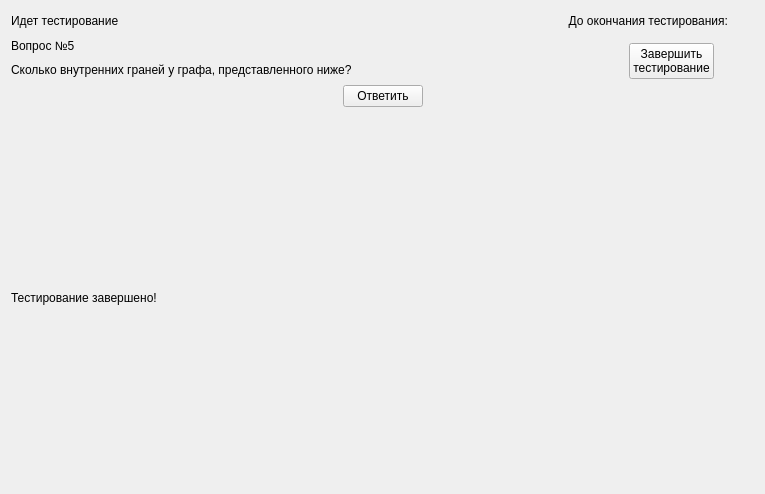
The window that client/gui/ui_test_page.ui (RozeQz/GraphEmbedding) describes before a commit, drawn with Qt 5.
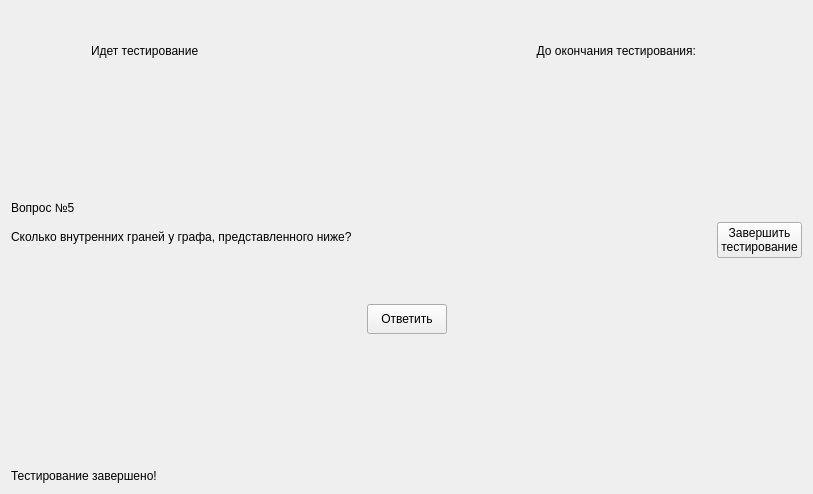
The same window after the commit. Icons and pictures are not drawn.

The edit to the form file:
```diff
--- a/client/gui/ui_test_page.ui
+++ b/client/gui/ui_test_page.ui
@@ -16,6 +16,25 @@
   <layout class="QVBoxLayout" name="verticalLayout">
    <item>
     <layout class="QHBoxLayout" name="hbox_top">
+     <property name="topMargin">
+      <number>30</number>
+     </property>
+     <item>
+      <spacer name="horizontalSpacer_5">
+       <property name="orientation">
+        <enum>Qt::Horizontal</enum>
+       </property>
+       <property name="sizeType">
+        <enum>QSizePolicy::Maximum</enum>
+       </property>
+       <property name="sizeHint" stdset="0">
+        <size>
+         <width>80</width>
+         <height>20</height>
+        </size>
+       </property>
+      </spacer>
+     </item>
      <item>
       <widget class="QLabel" name="lbl_status">
        <property name="text">
@@ -23,6 +42,22 @@
        </property>
       </widget>
      </item>
+     <item>
+      <spacer name="horizontalSpacer_7">
+       <property name="orientation">
+        <enum>Qt::Horizontal</enum>
+       </property>
+       <property name="sizeType">
+        <enum>QSizePolicy::Preferred</enum>
+       </property>
+       <property name="sizeHint" stdset="0">
+        <size>
+         <width>40</width>
+         <height>20</height>
+        </size>
+       </property>
+      </spacer>
+     </item>
      <item>
       <widget class="QLabel" name="lbl_time">
        <property name="text">
@@ -58,15 +93,85 @@
        </property>
       </widget>
      </item>
+     <item>
+      <spacer name="horizontalSpacer_6">
+       <property name="orientation">
+        <enum>Qt::Horizontal</enum>
+       </property>
+       <property name="sizeType">
+        <enum>QSizePolicy::Maximum</enum>
+       </property>
+       <property name="sizeHint" stdset="0">
+        <size>
+         <width>80</width>
+         <height>20</height>
+        </size>
+       </property>
+      </spacer>
+     </item>
     </layout>
    </item>
+   <item>
+    <spacer name="verticalSpacer_2">
+     <property name="orientation">
+      <enum>Qt::Vertical</enum>
+     </property>
+     <property name="sizeType">
+      <enum>QSizePolicy::Expanding</enum>
+     </property>
+     <property name="sizeHint" stdset="0">
+      <size>
+       <width>20</width>
+       <height>40</height>
+      </size>
+     </property>
+    </spacer>
+   </item>
    <item>
     <layout class="QHBoxLayout" name="hbox_main">
+     <property name="bottomMargin">
+      <number>0</number>
+     </property>
+     <item>
+      <spacer name="horizontalSpacer_8">
+       <property name="orientation">
+        <enum>Qt::Horizontal</enum>
+       </property>
+       <property name="sizeType">
+        <enum>QSizePolicy::Maximum</enum>
+       </property>
+       <property name="sizeHint" stdset="0">
+        <size>
+         <width>80</width>
+         <height>20</height>
+        </size>
+       </property>
+      </spacer>
+     </item>
      <item>
       <layout class="QVBoxLayout" name="vbox_task">
+       <property name="spacing">
+        <number>15</number>
+       </property>
        <property name="sizeConstraint">
-        <enum>QLayout::SetMinimumSize</enum>
+        <enum>QLayout::SetMaximumSize</enum>
        </property>
+       <item>
+        <spacer name="verticalSpacer_3">
+         <property name="orientation">
+          <enum>Qt::Vertical</enum>
+         </property>
+         <property name="sizeType">
+          <enum>QSizePolicy::Expanding</enum>
+         </property>
+         <property name="sizeHint" stdset="0">
+          <size>
+           <width>20</width>
+           <height>40</height>
+          </size>
+         </property>
+        </spacer>
+       </item>
        <item>
         <widget class="QLabel" name="lbl_num_question">
          <property name="sizePolicy">
@@ -75,31 +180,100 @@
            <verstretch>0</verstretch>
           </sizepolicy>
          </property>
+         <property name="maximumSize">
+          <size>
+           <width>1000</width>
+           <height>16777215</height>
+          </size>
+         </property>
          <property name="text">
           <string>Вопрос №5</string>
          </property>
+         <property name="margin">
+          <number>0</number>
+         </property>
         </widget>
        </item>
        <item>
         <widget class="QLabel" name="lbl_question">
          <property name="sizePolicy">
-          <sizepolicy hsizetype="Expanding" vsizetype="Preferred">
+          <sizepolicy hsizetype="Maximum" vsizetype="Preferred">
            <horstretch>0</horstretch>
            <verstretch>0</verstretch>
           </sizepolicy>
          </property>
+         <property name="minimumSize">
+          <size>
+           <width>700</width>
+           <height>0</height>
+          </size>
+         </property>
+         <property name="maximumSize">
+          <size>
+           <width>1000</width>
+           <height>16777215</height>
+          </size>
+         </property>
          <property name="text">
           <string>Сколько внутренних граней у графа, представленного ниже?</string>
          </property>
+         <property name="wordWrap">
+          <bool>true</bool>
+         </property>
         </widget>
        </item>
+       <item>
+        <spacer name="verticalSpacer">
+         <property name="orientation">
+          <enum>Qt::Vertical</enum>
+         </property>
+         <property name="sizeType">
+          <enum>QSizePolicy::Expanding</enum>
+         </property>
+         <property name="sizeHint" stdset="0">
+          <size>
+           <width>20</width>
+           <height>40</height>
+          </size>
+         </property>
+        </spacer>
+       </item>
       </layout>
      </item>
+     <item>
+      <spacer name="horizontalSpacer_10">
+       <property name="orientation">
+        <enum>Qt::Horizontal</enum>
+       </property>
+       <property name="sizeType">
+        <enum>QSizePolicy::Expanding</enum>
+       </property>
+       <property name="sizeHint" stdset="0">
+        <size>
+         <width>40</width>
+         <height>20</height>
+        </size>
+       </property>
+      </spacer>
+     </item>
      <item>
       <layout class="QVBoxLayout" name="vbox_movement">
        <property name="sizeConstraint">
         <enum>QLayout::SetFixedSize</enum>
        </property>
+       <item>
+        <spacer name="verticalSpacer_5">
+         <property name="orientation">
+          <enum>Qt::Vertical</enum>
+         </property>
+         <property name="sizeHint" stdset="0">
+          <size>
+           <width>20</width>
+           <height>40</height>
+          </size>
+         </property>
+        </spacer>
+       </item>
        <item>
         <layout class="QGridLayout" name="gridLayout" rowminimumheight="0" columnminimumwidth="0">
          <property name="sizeConstraint">
@@ -127,6 +301,9 @@
          <property name="sizeConstraint">
           <enum>QLayout::SetFixedSize</enum>
          </property>
+         <property name="topMargin">
+          <number>30</number>
+         </property>
          <item>
           <spacer name="horizontalSpacer_3">
            <property name="orientation">
@@ -151,6 +328,12 @@
              <verstretch>0</verstretch>
             </sizepolicy>
            </property>
+           <property name="maximumSize">
+            <size>
+             <width>16777215</width>
+             <height>50</height>
+            </size>
+           </property>
            <property name="cursor">
             <cursorShape>PointingHandCursor</cursorShape>
            </property>
@@ -178,12 +361,44 @@
          </item>
         </layout>
        </item>
+       <item>
+        <spacer name="verticalSpacer_4">
+         <property name="orientation">
+          <enum>Qt::Vertical</enum>
+         </property>
+         <property name="sizeHint" stdset="0">
+          <size>
+           <width>20</width>
+           <height>40</height>
+          </size>
+         </property>
+        </spacer>
+       </item>
       </layout>
      </item>
+     <item>
+      <spacer name="horizontalSpacer_9">
+       <property name="orientation">
+        <enum>Qt::Horizontal</enum>
+       </property>
+       <property name="sizeType">
+        <enum>QSizePolicy::Maximum</enum>
+       </property>
+       <property name="sizeHint" stdset="0">
+        <size>
+         <width>80</width>
+         <height>20</height>
+        </size>
+       </property>
+      </spacer>
+     </item>
     </layout>
    </item>
    <item>
     <layout class="QHBoxLayout" name="hbox_btn_answer">
+     <property name="bottomMargin">
+      <number>50</number>
+     </property>
      <item>
       <spacer name="horizontalSpacer">
        <property name="orientation">
@@ -205,6 +420,18 @@
          <verstretch>0</verstretch>
         </sizepolicy>
        </property>
+       <property name="minimumSize">
+        <size>
+         <width>0</width>
+         <height>30</height>
+        </size>
+       </property>
+       <property name="maximumSize">
+        <size>
+         <width>16777215</width>
+         <height>30</height>
+        </size>
+       </property>
        <property name="cursor">
         <cursorShape>PointingHandCursor</cursorShape>
        </property>
@@ -231,6 +458,19 @@
      </item>
     </layout>
    </item>
+   <item>
+    <spacer name="verticalSpacer_6">
+     <property name="orientation">
+      <enum>Qt::Vertical</enum>
+     </property>
+     <property name="sizeHint" stdset="0">
+      <size>
+       <width>20</width>
+       <height>40</height>
+      </size>
+     </property>
+    </spacer>
+   </item>
    <item>
     <layout class="QVBoxLayout" name="vbox_results">
      <item>
```
